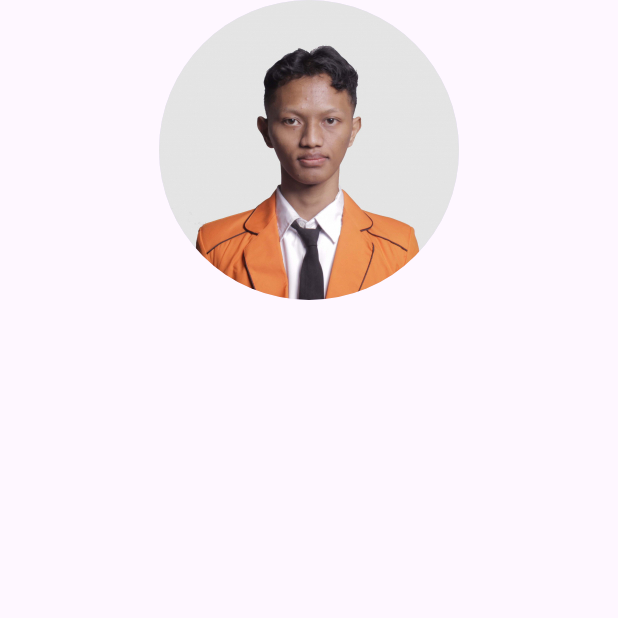
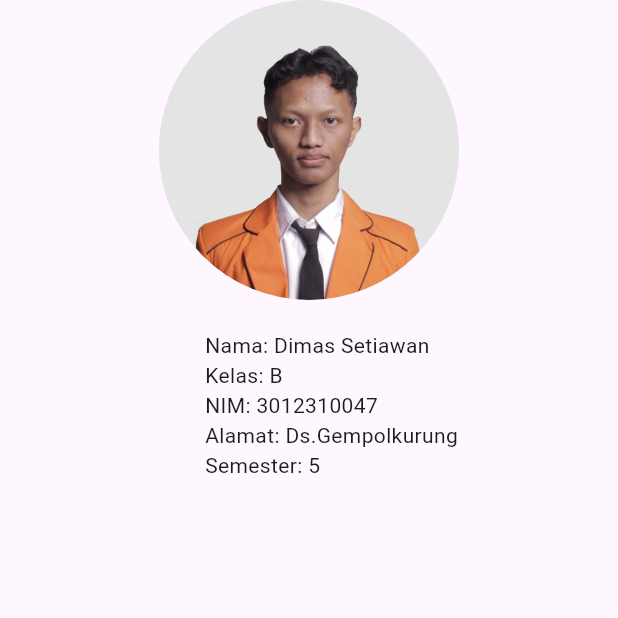
Before and after one commit to dimassyz/QuestSatu_0047, a Flutter app: the screen it shows after launch, on a phone screen of 412 x 824 dp, the top half of it. Run offline on Flutter 3.47's test engine with Material 3 defaults, Android fonts, the phone set to English and light mode, and no system bars.

Commit message:
menambah data diri

```diff
--- a/lib/main.dart
+++ b/lib/main.dart
@@ -48,6 +48,26 @@
               radius: 100,
               backgroundImage: AssetImage('assets/images/foto_gapura.jpg')
             ),
+           Row(
+            mainAxisAlignment: MainAxisAlignment.center,
+            children: [
+              SizedBox(
+                width: 30,
+              ),
+               Column(
+              crossAxisAlignment: CrossAxisAlignment.start,
+              children: [
+                SizedBox(
+                  height: 20,
+                ),
+            Text("Nama: Dimas Setiawan"),
+            Text("Kelas: B"),
+            Text("NIM: 3012310047"),
+            Text("Alamat: Ds.Gempolkurung"),
+            Text("Semester: 5")],
+            ),
+            ],
+           )
           ],
         )
       )
```
